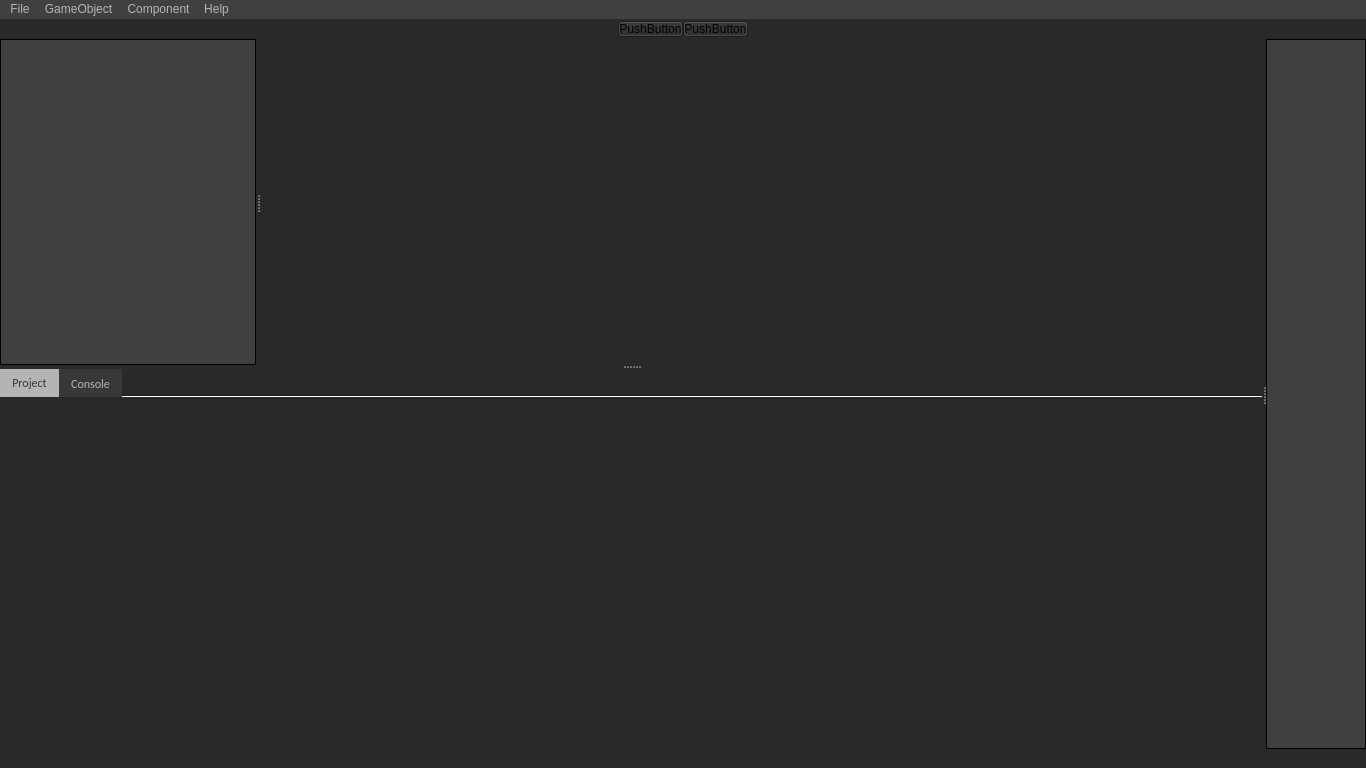
PanosK92/SpartanEngine, file Editor/editor.ui: the form before one commit.
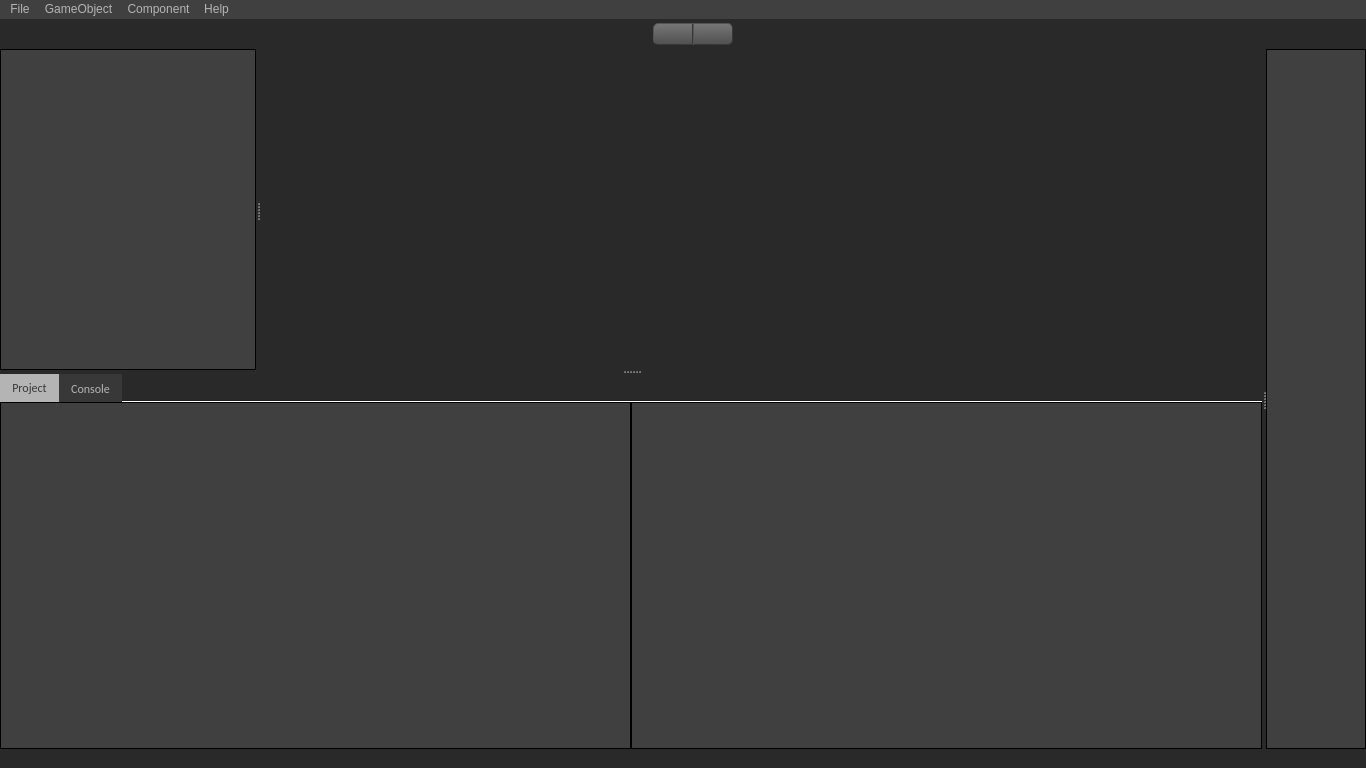
The form after the commit. The open tabs and pages were chosen to show the change. Icons and pictures are not drawn. Custom widgets are drawn as their Qt base class.

Patch:
```diff
--- a/Editor/editor.ui
+++ b/Editor/editor.ui
@@ -382,6 +382,22 @@
          <property name="spacing">
           <number>0</number>
          </property>
+         <item>
+          <spacer name="verticalSpacer">
+           <property name="orientation">
+            <enum>Qt::Vertical</enum>
+           </property>
+           <property name="sizeType">
+            <enum>QSizePolicy::Fixed</enum>
+           </property>
+           <property name="sizeHint" stdset="0">
+            <size>
+             <width>20</width>
+             <height>30</height>
+            </size>
+           </property>
+          </spacer>
+         </item>
          <item>
           <spacer name="horizontalSpacer">
            <property name="orientation">
@@ -396,9 +412,57 @@
           </spacer>
          </item>
          <item>
-          <widget class="QPushButton" name="pushButton">
+          <widget class="DirectusPlayButton" name="buttonPlay">
+           <property name="styleSheet">
+            <string notr="true">QPushButton
+{
+min-width: 2em;
+padding: 3px;
+border-color: #383838;
+background-color: qlineargradient(spread:pad, x1:0.460636, y1:0, x2:0.467, y2:1, stop:0 rgba(120, 120, 120, 255), stop:1 rgba(79, 79, 79, 255));
+background-image: url(:/Images/play.png);
+background-repeat: no-repeat;
+background-position: center;
+background-size: cover;
+border-style: outset;
+border-width: 1px;
+border-top-left-radius: 5px;
+border-bottom-left-radius: 5px;
+}
+
+QPushButton:checked 
+{
+min-width: 2em;
+padding: 3px;
+border-color: #383838;
+background-color: qradialgradient(spread:pad, cx:0.495, cy:0.5, radius:0.644, fx:0.5, fy:0.5, stop:0.204545 rgba(120, 120, 120, 255), stop:1 rgba(59, 59, 59, 255));
+background-image: url(:/Images/play.png);
+background-repeat: no-repeat;
+background-position: center;
+border-style: outset;
+border-width: 1px;
+border-top-left-radius: 5px;
+border-bottom-left-radius: 5px;
+}
+ 
+/*
+GreyDark				= #292929
+GreyMedium			= #383838
+GreyLight				= #404040
+GreyLightText		= #B4B4B4
+*/</string>
+           </property>
            <property name="text">
-            <string>PushButton</string>
+            <string/>
+           </property>
+           <property name="checkable">
+            <bool>true</bool>
+           </property>
+           <property name="autoRepeat">
+            <bool>false</bool>
+           </property>
+           <property name="autoExclusive">
+            <bool>false</bool>
            </property>
            <property name="autoDefault">
             <bool>false</bool>
@@ -412,9 +476,53 @@
           </widget>
          </item>
          <item>
-          <widget class="QPushButton" name="pushButton_2">
+          <widget class="QPushButton" name="buttonPause">
+           <property name="styleSheet">
+            <string notr="true">QPushButton
+{
+min-width: 2em;
+padding: 3px;
+border-color: #383838;
+background-color: qlineargradient(spread:pad, x1:0.460636, y1:0, x2:0.467, y2:1, stop:0 rgba(120, 120, 120, 255), stop:1 rgba(79, 79, 79, 255));
+background-image: url(:/Images/pause.png) contain;
+background-repeat: no-repeat;
+background-position: center;
+border-style: outset;
+border-width: 1px;
+border-top-right-radius: 5px;
+border-bottom-right-radius: 5px;
+}
+
+QPushButton:checked 
+{
+min-width: 2em;
+padding: 3px;
+border-color: #383838;
+background-color: qradialgradient(spread:pad, cx:0.495, cy:0.5, radius:0.644, fx:0.5, fy:0.5, stop:0.204545 rgba(120, 120, 120, 255), stop:1 rgba(59, 59, 59, 255));
+background-image: url(:/Images/pause.png);
+background-repeat: no-repeat;
+background-position: center;
+border-style: outset;
+border-width: 1px;
+border-top-right-radius: 5px;
+border-bottom-right-radius: 5px;
+}
+ 
+/*
+GreyDark				= #292929
+GreyMedium			= #383838
+GreyLight				= #404040
+GreyLightText		= #B4B4B4
+*/</string>
+           </property>
            <property name="text">
-            <string>PushButton</string>
+            <string/>
+           </property>
+           <property name="checkable">
+            <bool>true</bool>
+           </property>
+           <property name="checked">
+            <bool>false</bool>
            </property>
           </widget>
          </item>
@@ -1037,11 +1145,10 @@
                  <number>0</number>
                 </property>
                 <item>
-                 <layout class="QHBoxLayout" name="layoutTabProject">
-                  <property name="spacing">
-                   <number>0</number>
-                  </property>
-                 </layout>
+                 <widget class="QListView" name="listView"/>
+                </item>
+                <item>
+                 <widget class="QTreeView" name="treeView"/>
                 </item>
                </layout>
               </widget>
@@ -1808,6 +1915,11 @@
    <extends>QListWidget</extends>
    <header>DirectusListWidget.h</header>
   </customwidget>
+  <customwidget>
+   <class>DirectusPlayButton</class>
+   <extends>QPushButton</extends>
+   <header>DirectusPlayButton.h</header>
+  </customwidget>
  </customwidgets>
  <resources/>
  <connections>
```
Left out of the diff: 4 changed lines with no effect on the pictures.
